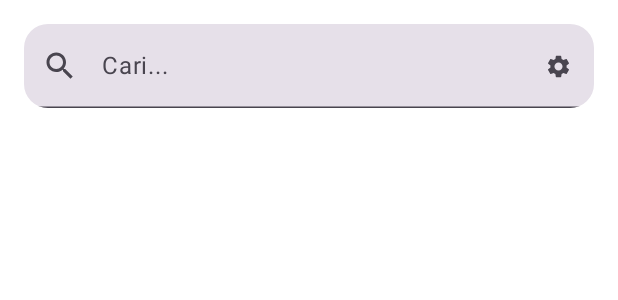
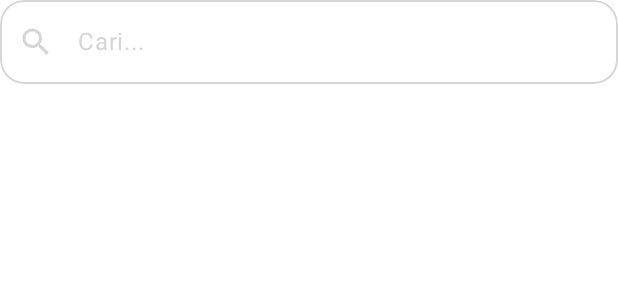
Before and after one commit to RikiChandra/Hackathon-Bpjs-Mediconnect, an Android app built with Jetpack Compose: the @Preview function PreviewSearchBar, on a phone screen of 412 x 824 dp. Shown: the top 300 px of the screen. Run offline under Robolectric (Android 15) with nearby library versions, the phone set to English and light mode, and no system bars.

Commit message:
refactor: Modify searchbar UI

```diff
--- a/app/src/main/java/com/bpjs/mediconnet/component/SearchBar.kt
+++ b/app/src/main/java/com/bpjs/mediconnet/component/SearchBar.kt
@@ -2,59 +2,54 @@ package com.bpjs.mediconnet.component
 
 import androidx.compose.foundation.layout.fillMaxWidth
 import androidx.compose.foundation.layout.heightIn
-import androidx.compose.foundation.layout.padding
-import androidx.compose.foundation.layout.size
 import androidx.compose.foundation.shape.RoundedCornerShape
 import androidx.compose.material.icons.Icons
 import androidx.compose.material.icons.filled.Search
-import androidx.compose.material.icons.filled.Settings
-import androidx.compose.material3.ExperimentalMaterial3Api
 import androidx.compose.material3.Icon
+import androidx.compose.material3.OutlinedTextField
+import androidx.compose.material3.OutlinedTextFieldDefaults
 import androidx.compose.material3.Text
-import androidx.compose.material3.TextField
 import androidx.compose.runtime.Composable
 import androidx.compose.ui.Modifier
 import androidx.compose.ui.draw.clip
+import androidx.compose.ui.graphics.Color
 import androidx.compose.ui.res.stringResource
 import androidx.compose.ui.tooling.preview.Preview
 import androidx.compose.ui.unit.dp
 import com.bpjs.mediconnet.R
 
-@OptIn(ExperimentalMaterial3Api::class)
 @Composable
 fun SearchBar(
     query: String,
     onQueryChange: (String) -> Unit,
     modifier: Modifier = Modifier,
 ) {
-    TextField(
+    OutlinedTextField(
         value = query,
         onValueChange = onQueryChange,
         leadingIcon = {
             Icon(
                 imageVector = Icons.Default.Search,
-                contentDescription = stringResource(R.string.dummy_content_desc)
-            )
-        },
-        trailingIcon = {
-            Icon(
-                modifier = Modifier.size(18.dp),
-                imageVector = Icons.Default.Settings,
-                contentDescription = stringResource(R.string.dummy_content_desc)
+                contentDescription = stringResource(R.string.dummy_content_desc),
+                tint = Color(0xFFD6D6D6)
             )
         },
         placeholder = {
-            Text(stringResource(R.string.search_placeholder))
+            Text(stringResource(R.string.search_placeholder), color = Color(0xFFD6D6D6))
         },
+        shape = RoundedCornerShape(16.dp),
         modifier = modifier
-            .padding(16.dp)
             .fillMaxWidth()
             .heightIn(min = 48.dp)
             .clip(RoundedCornerShape(16.dp)),
+        colors = OutlinedTextFieldDefaults.colors(
+            focusedBorderColor = Color.White,
+            unfocusedBorderColor = Color(0xFFD6D6D6),
+        )
     )
 }
 
-@Preview
+@Preview(showBackground = true)
 @Composable
 fun PreviewSearchBar() {
     SearchBar(query = "", onQueryChange = {})
```
